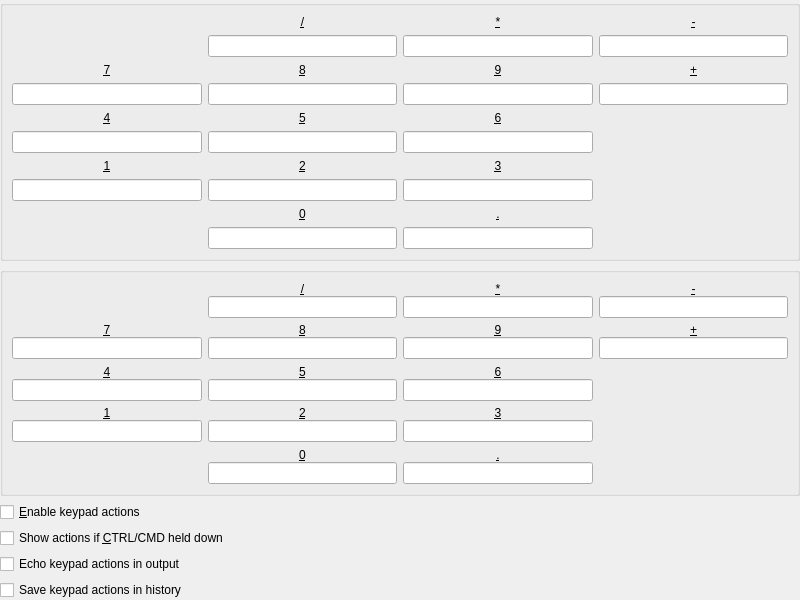
The window that smushclient-qt/cpp/ui/worlddetails/numpad.ui (jnbooth/smushclient) describes before a commit, drawn with Qt 5.
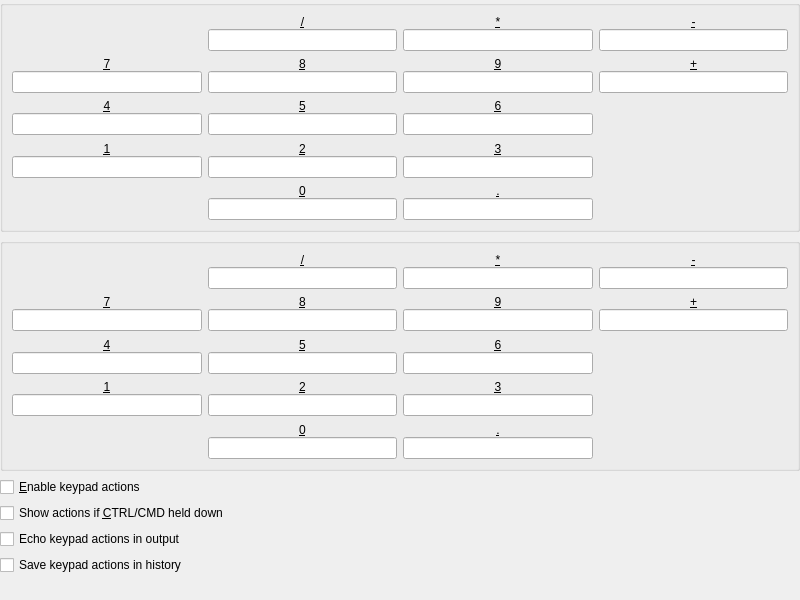
The same window after the commit.

Commit message: fix world details layout issues

```diff
--- a/smushclient-qt/cpp/ui/worlddetails/numpad.ui
+++ b/smushclient-qt/cpp/ui/worlddetails/numpad.ui
@@ -35,6 +35,9 @@
       <bool>false</bool>
      </property>
      <layout class="QGridLayout" name="gridLayout_2">
+      <property name="verticalSpacing">
+       <number>0</number>
+      </property>
       <item row="1" column="2">
        <widget class="QLineEdit" name="NumpadModAsterisk">
         <property name="alignment">
@@ -414,7 +417,7 @@
         <property name="sizeHint" stdset="0">
          <size>
           <width>20</width>
-          <height>20</height>
+          <height>10</height>
          </size>
         </property>
        </spacer>
@@ -540,7 +543,7 @@
         <property name="sizeHint" stdset="0">
          <size>
           <width>20</width>
-          <height>20</height>
+          <height>10</height>
          </size>
         </property>
        </spacer>
@@ -706,7 +709,7 @@
         <property name="sizeHint" stdset="0">
          <size>
           <width>20</width>
-          <height>20</height>
+          <height>10</height>
          </size>
         </property>
        </spacer>
@@ -719,7 +722,7 @@
         <property name="sizeHint" stdset="0">
          <size>
           <width>20</width>
-          <height>20</height>
+          <height>10</height>
          </size>
         </property>
        </spacer>
```
Left out of the diff: 35 changed lines with no effect on the pictures. The commit also changes 5 other files.
